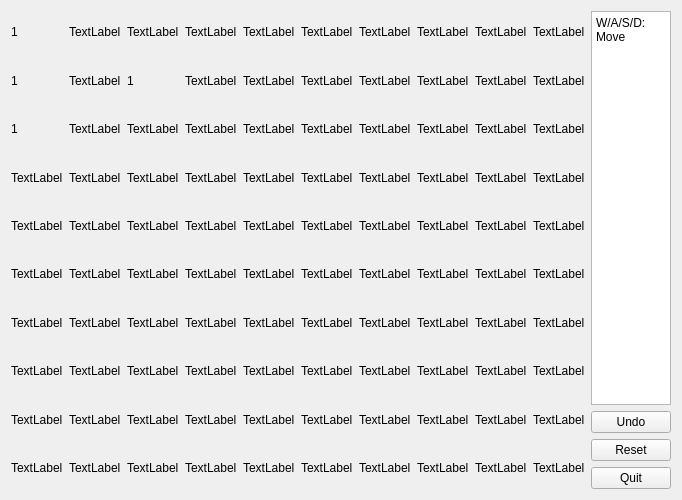
Above: GUI/levelform.ui from Ts-myself/CS205_Proj before the change. Below: the same form after it.
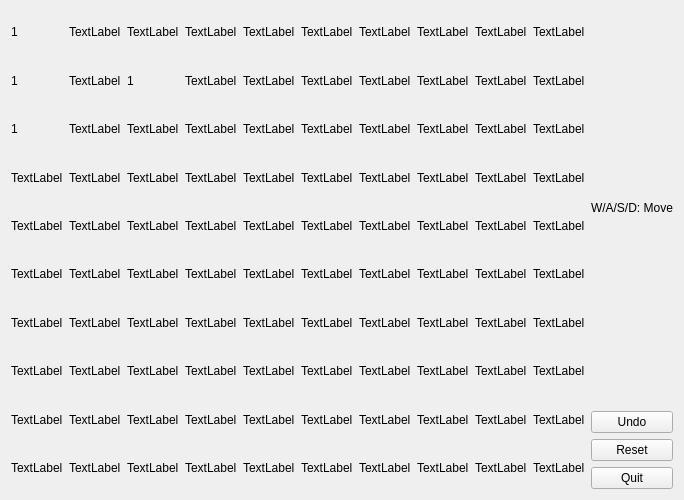
That is the form after the change.

Commit message: (GUI)完成level的GUI映射

What changed in the file:
```diff
--- a/GUI/levelform.ui
+++ b/GUI/levelform.ui
@@ -721,16 +721,9 @@
    <item>
     <layout class="QVBoxLayout" name="verticalLayout_2">
      <item>
-      <widget class="QTextBrowser" name="textBrowser">
-       <property name="html">
-        <string>&lt;!DOCTYPE HTML PUBLIC &quot;-//W3C//DTD HTML 4.0//EN&quot; &quot;http://www.w3.org/TR/REC-html40/strict.dtd&quot;&gt;
-&lt;html&gt;&lt;head&gt;&lt;meta name=&quot;qrichtext&quot; content=&quot;1&quot; /&gt;&lt;meta charset=&quot;utf-8&quot; /&gt;&lt;style type=&quot;text/css&quot;&gt;
-p, li { white-space: pre-wrap; }
-hr { height: 1px; border-width: 0; }
-li.unchecked::marker { content: &quot;\2610&quot;; }
-li.checked::marker { content: &quot;\2612&quot;; }
-&lt;/style&gt;&lt;/head&gt;&lt;body style=&quot; font-family:'Microsoft YaHei UI'; font-size:9pt; font-weight:400; font-style:normal;&quot;&gt;
-&lt;p style=&quot; margin-top:0px; margin-bottom:0px; margin-left:0px; margin-right:0px; -qt-block-indent:0; text-indent:0px;&quot;&gt;W/A/S/D: Move&lt;/p&gt;&lt;/body&gt;&lt;/html&gt;</string>
+      <widget class="QLabel" name="label_101">
+       <property name="text">
+        <string>W/A/S/D: Move</string>
        </property>
       </widget>
      </item>
```
Left out of the diff: 818 changed lines with no effect on the pictures. The commit also changes 4 other files.
